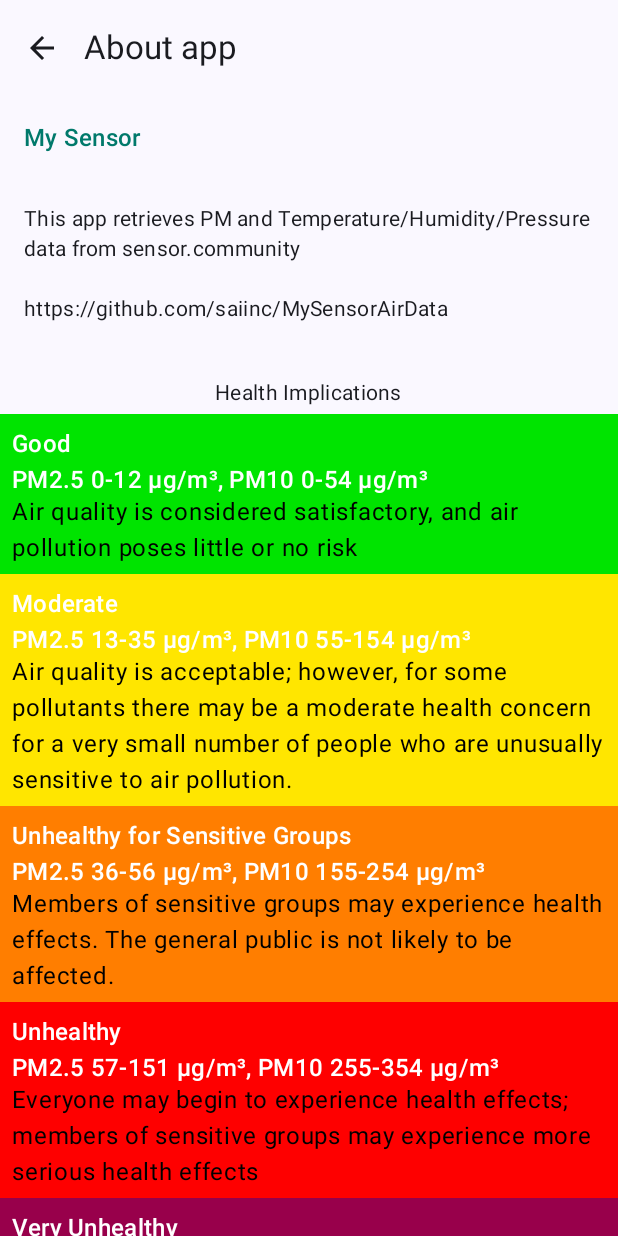
After one commit to saiinc/MySensorAirData, an Android app built with Jetpack Compose: the AboutScreen screen opened through its navigation route, on a phone screen of 412 x 824 dp. The commit adds this screen. Run offline under Robolectric (Android 15) with nearby library versions, the phone set to English and light mode, and no system bars.

Commit message:
About app screen added.

```diff
--- a/app/build.gradle.kts
+++ b/app/build.gradle.kts
@@ -98,6 +98,7 @@ dependencies {
     implementation("com.google.firebase:firebase-crashlytics-buildtools:3.0.2")
     implementation("com.google.firebase:protolite-well-known-types:18.0.0")
 
+    implementation("androidx.navigation:navigation-compose:2.8.3")
 
     testImplementation("junit:junit:4.13.2")
     androidTestImplementation("androidx.test.ext:junit")
--- a/app/src/main/java/com/saionji/mysensor/ui/MainAppBar.kt
+++ b/app/src/main/java/com/saionji/mysensor/ui/MainAppBar.kt
@@ -6,6 +6,7 @@ package com.saionji.mysensor.ui
 
 import android.util.Log
 import androidx.compose.material.icons.Icons
+import androidx.compose.material.icons.filled.Info
 import androidx.compose.material.icons.filled.Refresh
 import androidx.compose.material.icons.filled.Settings
 import androidx.compose.material3.ExperimentalMaterial3Api
@@ -28,21 +29,24 @@ fun MainAppBar(
     onCloseClicked: () -> Unit,
     onDoneClicked: (List<SettingsSensor>) -> Unit,
     onRefreshClicked: (List<SettingsSensor>) -> Unit,
-    onOptionsBoxTriggered: () -> Unit
+    onOptionsBoxTriggered: () -> Unit,
+    onAboutClicked: () -> Unit,
 ) {
     when (optionsBoxState) {
         OptionsBoxState.CLOSED -> {
             ClosedAppBar (
                 onSettingsClicked = onOptionsBoxTriggered,
                 onRefreshClicked = onRefreshClicked,
-                settingsItems = settingsItems
+                onAboutClicked = onAboutClicked,
+                settingsItems = settingsItems,
             )
         }
         OptionsBoxState.OPENED -> {
             ClosedAppBar (
                 onSettingsClicked = onOptionsBoxTriggered,
                 onRefreshClicked = onRefreshClicked,
-                settingsItems = settingsItems
+                onAboutClicked = onAboutClicked,
+                settingsItems = settingsItems,
             )
             CustomDialog(
                 settingsItems = settingsItems,
@@ -66,7 +70,8 @@ fun MainAppBar(
 fun ClosedAppBar(
     onSettingsClicked: () -> Unit,
     onRefreshClicked: (List<SettingsSensor>) -> Unit,
-    settingsItems: List<SettingsSensor>
+    onAboutClicked: () -> Unit,
+    settingsItems: List<SettingsSensor>,
 ) {
     TopAppBar(
         title = {
@@ -87,6 +92,14 @@ fun ClosedAppBar(
                 )
             }
             IconButton(
+                onClick = { onAboutClicked() }
+            ) {
+                Icon(
+                    imageVector = Icons.Filled.Info,
+                    contentDescription = "AboutIcon"
+                )
+            }
+            IconButton(
                 onClick = {
                     onSettingsClicked()
                 }
--- a/app/src/main/java/com/saionji/mysensor/ui/OptionsBox.kt
+++ b/app/src/main/java/com/saionji/mysensor/ui/OptionsBox.kt
@@ -18,8 +18,11 @@ import androidx.compose.foundation.layout.fillMaxWidth
 import androidx.compose.foundation.layout.height
 import androidx.compose.foundation.layout.padding
 import androidx.compose.foundation.layout.width
+import androidx.compose.foundation.layout.wrapContentHeight
+import androidx.compose.foundation.rememberScrollState
 import androidx.compose.foundation.shape.RoundedCornerShape
 import androidx.compose.foundation.text.KeyboardOptions
+import androidx.compose.foundation.verticalScroll
 import androidx.compose.material.icons.Icons
 import androidx.compose.material.icons.filled.Add
 import androidx.compose.material.icons.filled.Cancel
@@ -74,12 +77,15 @@ fun CustomDialog(
     ) {
         Surface(
             shape = RoundedCornerShape(16.dp),
-            modifier = Modifier.fillMaxWidth()
+            modifier = Modifier
+                .fillMaxWidth()
+                .wrapContentHeight()
         ) {
-            Box(
-                contentAlignment = Alignment.Center
+            Column(
+                modifier = Modifier
+                    .padding(20.dp)
+                    .verticalScroll(rememberScrollState())
             ) {
-                Column(modifier = Modifier.padding(20.dp)) {
                 Row(
                     modifier = Modifier.fillMaxWidth(),
                     horizontalArrangement = Arrangement.SpaceBetween,
@@ -110,18 +116,23 @@ fun CustomDialog(
 
                 Spacer(modifier = Modifier.height(20.dp))
 
+                Column(
+                    modifier = Modifier
+                        .fillMaxWidth()
+                ) {
                     settingsItems.forEachIndexed { index, sensorIdObject ->
                         Input(settingsItems, onTextChange, index, sensorIdObject,
-                            {
-                                editedId -> settingsItems[index].id = editedId
+                            { editedId ->
+                                settingsItems[index].id = editedId
                             },
-                            {
-                                editedDescription -> settingsItems[index].description = editedDescription
+                            { editedDescription ->
+                                settingsItems[index].description = editedDescription
                             },
                             {
                                 settingsItems.removeAt(index)
                             }
                         )
+                    }
                 }
 
                 Spacer(modifier = Modifier.height(20.dp))
@@ -192,7 +203,7 @@ fun CustomDialog(
         }
     }
 }
-}
+
 
 
 @Composable
--- a/app/src/main/java/com/saionji/mysensor/ui/SesnorsApp.kt
+++ b/app/src/main/java/com/saionji/mysensor/ui/SesnorsApp.kt
@@ -12,6 +12,10 @@ import androidx.compose.material3.Surface
 import androidx.compose.runtime.Composable
 import androidx.compose.ui.Modifier
 import androidx.lifecycle.viewmodel.compose.viewModel
+import androidx.navigation.compose.NavHost
+import androidx.navigation.compose.composable
+import androidx.navigation.compose.rememberNavController
+import com.saionji.mysensor.ui.screens.AboutScreen
 import com.saionji.mysensor.ui.screens.HomeScreen
 
 @Composable
@@ -23,6 +27,9 @@ fun SensorsApp(
     val optionsBoxState = mySensorViewModel.optionsBoxState
     val settingsItems = mySensorViewModel.settingsItems
 
+    val navController = rememberNavController()
+    NavHost(navController = navController, startDestination = "home") {
+        composable("home") {
             Scaffold(
                 modifier = modifier.fillMaxSize(),
                 topBar = {
@@ -49,11 +56,15 @@ fun SensorsApp(
                         },
                         onRefreshClicked = { mySettings ->
                             mySensorViewModel.getMySensor(mySettings)
+                        },
+                        onAboutClicked = {
+                            navController.navigate("about")
                         }
                     )
                 }
             ) {
-        Surface(modifier = Modifier
+                Surface(
+                    modifier = Modifier
                         .fillMaxSize()
                         .padding(it),
                     color = MaterialTheme.colorScheme.background
@@ -66,3 +77,11 @@ fun SensorsApp(
                 }
             }
         }
+        composable("about") {
+            AboutScreen(
+                onBackClicked = { navController.popBackStack() }
+            )
+        }
+
+    }
+}
--- /dev/null
+++ b/app/src/main/java/com/saionji/mysensor/ui/screens/AboutScreen.kt
@@ -0,0 +1,147 @@
+package com.saionji.mysensor.ui.screens
+
+import androidx.compose.foundation.background
+import androidx.compose.foundation.layout.Column
+import androidx.compose.foundation.layout.Spacer
+import androidx.compose.foundation.layout.fillMaxSize
+import androidx.compose.foundation.layout.fillMaxWidth
+import androidx.compose.foundation.layout.height
+import androidx.compose.foundation.layout.padding
+import androidx.compose.foundation.rememberScrollState
+import androidx.compose.foundation.verticalScroll
+import androidx.compose.material.icons.Icons
+import androidx.compose.material.icons.filled.ArrowBack
+import androidx.compose.material3.ExperimentalMaterial3Api
+import androidx.compose.material3.Icon
+import androidx.compose.material3.IconButton
+import androidx.compose.material3.MaterialTheme
+import androidx.compose.material3.Scaffold
+import androidx.compose.material3.Surface
+import androidx.compose.material3.Text
+import androidx.compose.material3.TopAppBar
+import androidx.compose.runtime.Composable
+import androidx.compose.ui.Alignment
+import androidx.compose.ui.Modifier
+import androidx.compose.ui.graphics.Color
+import androidx.compose.ui.unit.dp
+
+
+@OptIn(ExperimentalMaterial3Api::class)
+@Composable
+fun AboutScreen(onBackClicked: () -> Unit) {
+    Scaffold(
+        topBar = {
+            TopAppBar(
+                title = { Text("About app") },
+                navigationIcon = {
+                    IconButton(onClick = onBackClicked) {
+                        Icon(Icons.Default.ArrowBack, contentDescription = "Back")
+                    }
+                }
+            )
+        }
+    ) {
+        Surface(
+            modifier = Modifier
+                .fillMaxSize()
+                .padding(it),
+            color = MaterialTheme.colorScheme.background
+        ) {
+            Column(
+                modifier = Modifier
+                    .fillMaxWidth()
+                    .verticalScroll(rememberScrollState())
+            ) {
+                Text(
+                    modifier = Modifier.padding(16.dp),
+                    text = "My Sensor",
+                    style = MaterialTheme.typography.titleMedium,
+                    color = Color(0xFF00796B) // Dark teal color for the header
+                )
+
+                Text(
+                    modifier = Modifier.padding(16.dp),
+                    text = "This app retrieves PM and Temperature/Humidity/Pressure data from sensor.community\n\nhttps://github.com/saiinc/MySensorAirData",
+                    style = MaterialTheme.typography.bodyMedium
+                )
+
+
+                Spacer(modifier = Modifier.height(16.dp))
+
+                Text(
+                    modifier = Modifier
+                        .padding(4.dp)
+                        .align(Alignment.CenterHorizontally),
+                    text = "Health Implications",
+                    style = MaterialTheme.typography.bodyMedium
+                )
+
+                // Air quality descriptions
+                Column(modifier = Modifier
+                    .fillMaxWidth()
+                ) {
+                    AirQualityDescription(
+                        color = Color(0xFF00E400),
+                        label = "Good\nPM2.5 0-12 µg/m³, PM10 0-54 µg/m³",
+                        description = "Air quality is considered satisfactory, and air pollution poses little or no risk"
+                    )
+                    AirQualityDescription(
+                        color = Color(0xFFFFE600),
+                        label = "Moderate\nPM2.5 13-35 µg/m³, PM10 55-154 µg/m³",
+                        description = "Air quality is acceptable; however, for some pollutants there may be a moderate health concern for a very small number of people who are unusually sensitive to air pollution."
+                    )
+                    AirQualityDescription(
+                        color = Color(0xFFFF7E00),
+                        label = "Unhealthy for Sensitive Groups\nPM2.5 36-56 µg/m³, PM10 155-254 µg/m³",
+                        description = "Members of sensitive groups may experience health effects. The general public is not likely to be affected."
+                    )
+                    AirQualityDescription(
+                        color = Color(0xFFFE0000),
+                        label = "Unhealthy\nPM2.5 57-151 µg/m³, PM10 255-354 µg/m³",
+                        description = "Everyone may begin to experience health effects; members of sensitive groups may experience more serious health effects"
+                    )
+                    AirQualityDescription(
+                        color = Color(0xFF98004B),
+                        label = "Very Unhealthy\nPM2.5 152-251 µg/m³, PM10 355-424 µg/m³",
+                        description = "Health warnings of emergency conditions. The entire population is more likely to be affected."
+                    )
+                    AirQualityDescription(
+                        color = Color(0xFF7E0023),
+                        label = "Hazardous\nPM2.5 252-Higher µg/m³, PM10 425-Higher µg/m³",
+                        description = "Health alert: everyone may experience more serious health effects"
+                    )
+                }
+
+                Spacer(modifier = Modifier.height(16.dp))
+
+                // Additional app description
+                Text(
+                    modifier = Modifier.padding(16.dp),
+                    text = "Color ranges for other indicators (temperature, humidity, pressure, etc.) are taken from the sensor.community map.",
+                    style = MaterialTheme.typography.bodyMedium
+                )
+            }
+        }
+    }
+}
+
+@Composable
+fun AirQualityDescription(color: Color, label: String, description: String) {
+    Column(
+        modifier = Modifier
+            .fillMaxWidth()
+            .background(color)
+            .padding(8.dp)
+    ) {
+        Text(
+            text = label,
+            style = MaterialTheme.typography.titleMedium,
+            color = Color.White
+        )
+        Text(
+            text = description,
+            style = MaterialTheme.typography.bodyLarge,
+            color = Color.Black
+        )
+    }
+}
```
Lines whose indentation alone changed are shown as unchanged.
